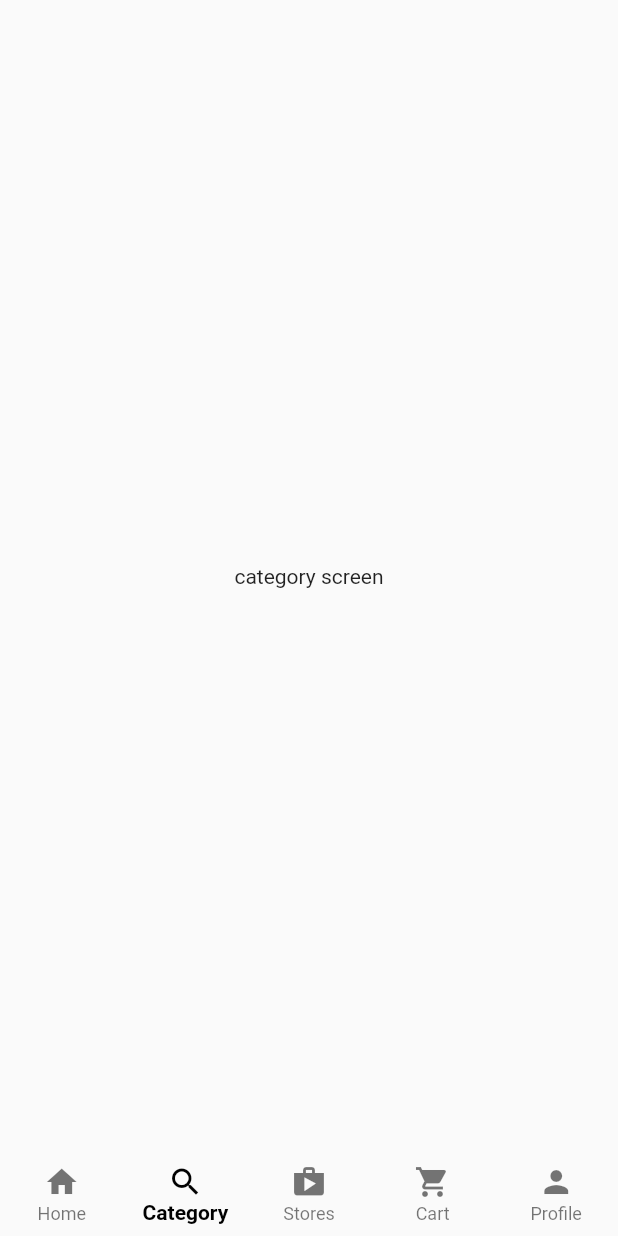
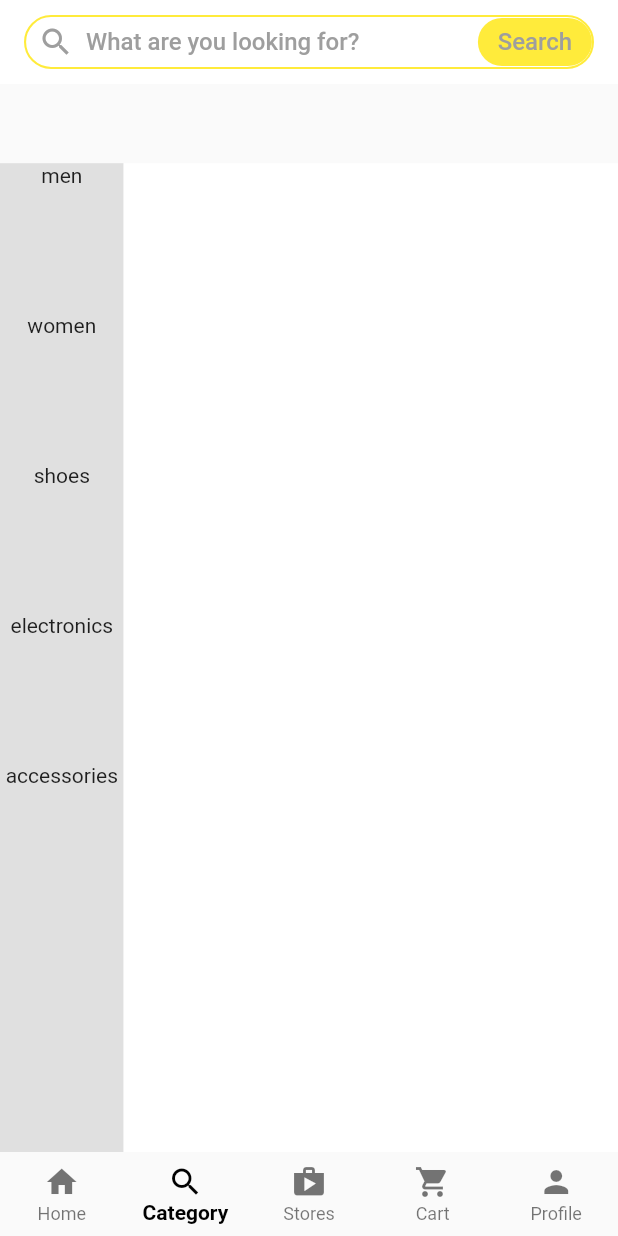
Before and after one commit to Arwa-Alhumaidi/store_project, a Flutter app: the screen it shows after launch, item 2 of the bottom bar chosen, on a phone screen of 412 x 824 dp. Run offline on Flutter 3.47's test engine with Material 2 defaults, Android fonts, the phone set to English and light mode, and no system bars.

Commit message:
second commit

```diff
--- /dev/null
+++ b/lib/main_screens/category.dart
@@ -0,0 +1,62 @@
+import 'package:flutter/material.dart';
+import 'package:store_project/widgets/fake_search.dart';
+
+List<String> items = [
+  'men',
+  'women',
+  'shoes',
+  'electronics',
+  'accessories',
+];
+
+class Category extends StatefulWidget {
+  const Category({super.key});
+
+  @override
+  State<Category> createState() => _CategoryState();
+}
+
+class _CategoryState extends State<Category> {
+  @override
+  Widget build(BuildContext context) {
+    var size = MediaQuery.of(context).size;
+    return Scaffold(
+      appBar: AppBar(
+        title: const FakeSearch(),
+        elevation: 0,
+        backgroundColor: Colors.white,
+      ),
+      body: Stack(
+        children: [
+          Positioned(bottom: 0, left: 0, child: sideNavigator(size)),
+          Positioned(bottom: 0, right: 0, child: categView(size)),
+        ],
+      ),
+    );
+  }
+
+  Widget sideNavigator(Size size) {
+    return Container(
+      height: size.height * 0.8,
+      width: size.width * 0.2,
+      color: Colors.grey.shade300,
+      child: ListView.builder(
+          itemCount: items.length,
+          itemBuilder: (context, index) {
+            return Center(
+                child: SizedBox(
+              height: 100,
+              child: Text(items[index]),
+            ));
+          }),
+    );
+  }
+
+  Widget categView(Size size) {
+    return Container(
+      height: size.height * 0.8,
+      width: size.width * 0.8,
+      color: Colors.white,
+    );
+  }
+}
--- a/lib/main_screens/customer_home.dart
+++ b/lib/main_screens/customer_home.dart
@@ -1,4 +1,5 @@
 import 'package:flutter/material.dart';
+import 'package:store_project/main_screens/category.dart';
 import 'package:store_project/main_screens/home.dart';
 
 class CustomerHome extends StatefulWidget {
@@ -12,9 +13,7 @@ class _CustomerHomeState extends State<CustomerHome> {
   int _selectedIndex = 0;
   final List<Widget> _tabs = const [
     Home(),
-    Center(
-      child: Text('category screen'),
-    ),
+    Category(),
     Center(
       child: Text('stores screen'),
     ),
--- a/lib/main_screens/home.dart
+++ b/lib/main_screens/home.dart
@@ -1,5 +1,7 @@
-import 'package:flutter/cupertino.dart';
 import 'package:flutter/material.dart';
+
+import '../minor_screens/search.dart';
+import '../widgets/fake_search.dart';
 
 class Home extends StatefulWidget {
   const Home({super.key});
@@ -11,12 +13,52 @@ class Home extends StatefulWidget {
 class _HomeState extends State<Home> {
   @override
   Widget build(BuildContext context) {
-    return Scaffold(
-      appBar: AppBar(
-        title: const CupertinoSearchTextField(),
-        elevation: 0,
-        backgroundColor: Colors.white,
+    return DefaultTabController(
+      length: 9,
+      child: Scaffold(
+        appBar: AppBar(
+          title: FakeSearch(),
+          bottom: const TabBar(isScrollable: true, indicatorColor: Colors.yellow, indicatorWeight: 8, tabs: [
+            RepeatedTap(label: 'Men'),
+            RepeatedTap(label: 'Women'),
+            RepeatedTap(label: 'Shoes'),
+            RepeatedTap(label: 'Bags'),
+            RepeatedTap(label: 'Electronics'),
+            RepeatedTap(label: 'Accessories'),
+            RepeatedTap(label: 'Home & Garden'),
+            RepeatedTap(label: 'Kids'),
+            RepeatedTap(label: 'Beauty'),
+          ]),
+          elevation: 0,
+          backgroundColor: Colors.white,
+        ),
+        body: const TabBarView(children: [
+          Center(child: Text('men screen')),
+          Center(child: Text('women screen')),
+          Center(child: Text('shoes screen')),
+          Center(child: Text('bags screen')),
+          Center(child: Text('electronics screen')),
+          Center(child: Text('accessories screen')),
+          Center(child: Text('home & garden screen')),
+          Center(child: Text('kids screen')),
+          Center(child: Text('beauty screen')),
+        ]),
       ),
     );
   }
 }
+
+class RepeatedTap extends StatelessWidget {
+  final String label;
+  const RepeatedTap({super.key, required this.label});
+
+  @override
+  Widget build(BuildContext context) {
+    return Tab(
+      child: Text(
+        label,
+        style: TextStyle(color: Colors.grey.shade600),
+      ),
+    );
+  }
+}
--- /dev/null
+++ b/lib/widgets/fake_search.dart
@@ -0,0 +1,57 @@
+import 'package:flutter/material.dart';
+
+import '../minor_screens/search.dart';
+
+class FakeSearch extends StatelessWidget {
+  const FakeSearch({
+    super.key,
+  });
+
+  @override
+  Widget build(BuildContext context) {
+    return InkWell(
+      onTap: () {
+        Navigator.push(context, MaterialPageRoute(builder: (context) => const Search()));
+      },
+      child: Container(
+        height: 36,
+        decoration: BoxDecoration(
+            border: Border.all(color: Colors.yellow, width: 1.4), borderRadius: BorderRadius.circular(24)),
+        child: Row(
+          mainAxisAlignment: MainAxisAlignment.spaceBetween,
+          children: [
+            Row(
+              children: const [
+                Padding(
+                  padding: EdgeInsets.symmetric(horizontal: 8),
+                  child: Icon(
+                    Icons.search,
+                    color: Colors.grey,
+                  ),
+                ),
+                Text(
+                  'What are you looking for?',
+                  style: TextStyle(fontSize: 16, color: Colors.grey),
+                ),
+              ],
+            ),
+            Container(
+              height: 32,
+              width: 76,
+              decoration: BoxDecoration(
+                color: Colors.yellow,
+                borderRadius: BorderRadius.circular(24),
+              ),
+              child: const Center(
+                child: Text(
+                  'Search',
+                  style: TextStyle(fontSize: 16, color: Colors.grey),
+                ),
+              ),
+            ),
+          ],
+        ),
+      ),
+    );
+  }
+}
```
Also changed, not shown: lib/minor_screens/search.dart (added, +25 -0 lines).
